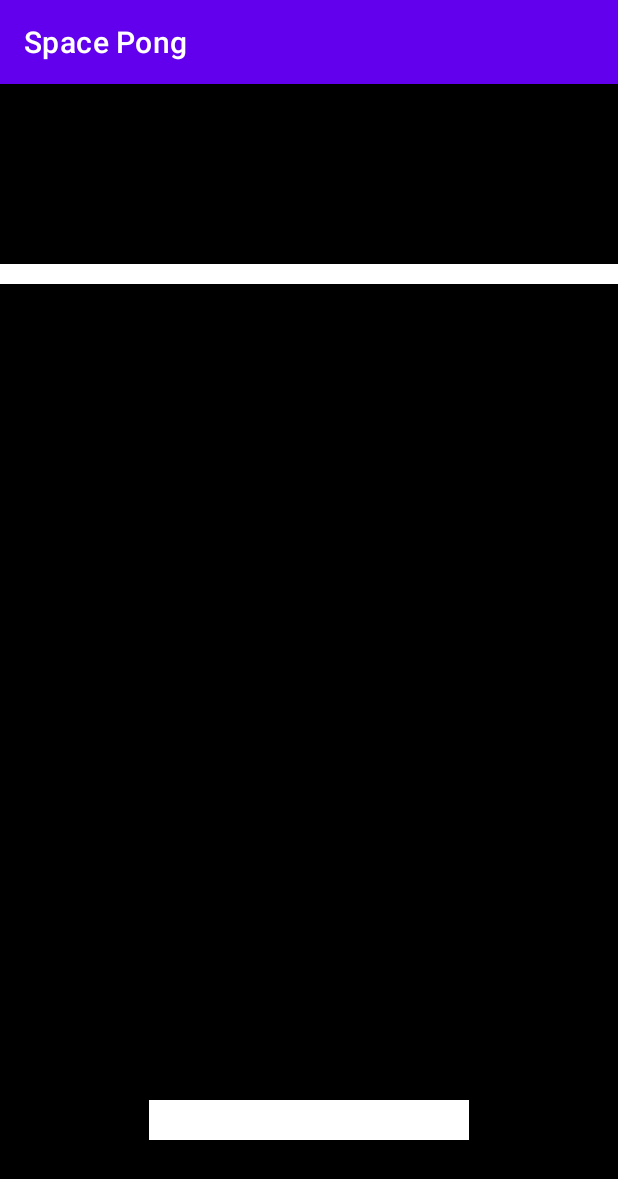
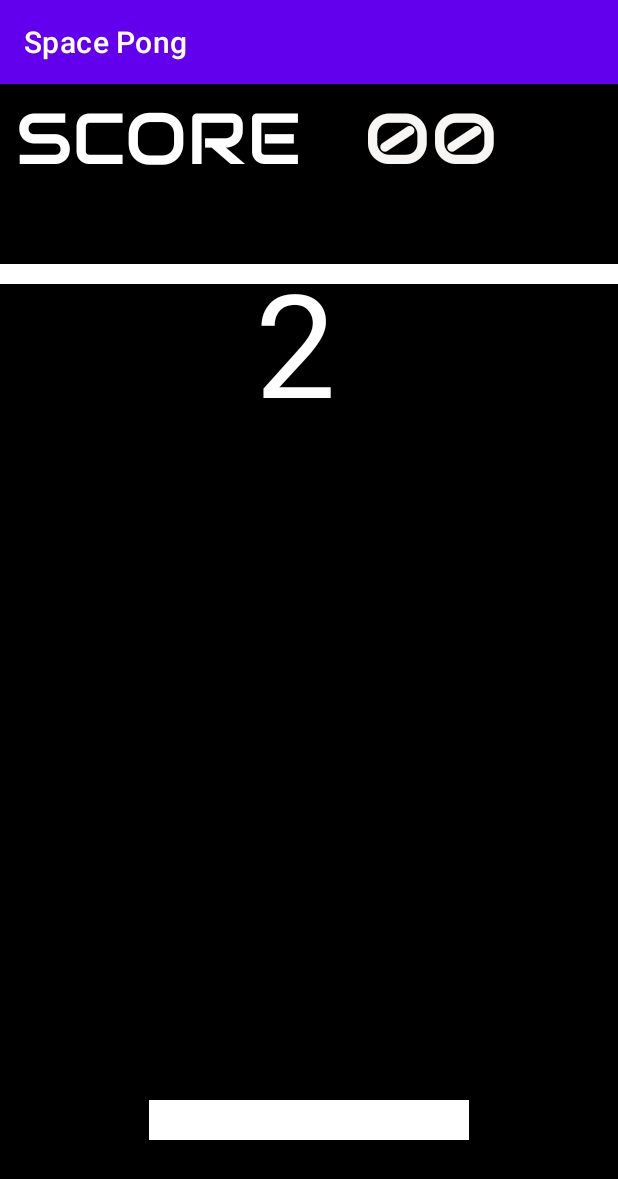
Before and after one commit to Mukundh-Srivathsan/Space_Pong, an Android app: the first screen one second after launch (MainActivity), on a phone screen of 412 x 824 dp. Shown: the top 1179 px of the screen. Run offline under Robolectric (Android 15) with nearby library versions, the phone set to English and light mode, and no system bars; Roboto replaces fonts that are not available here.

Commit message:
Basic Mode with score issue

```diff
--- a/app/src/main/java/com/example/spacepong/MainActivity.java
+++ b/app/src/main/java/com/example/spacepong/MainActivity.java
@@ -7,10 +7,13 @@ import android.os.CountDownTimer;
 import android.util.Log;
 import android.view.MotionEvent;
 import android.view.View;
+import android.widget.FrameLayout;
 import android.widget.RelativeLayout;
 import android.widget.TextView;
 
 import com.example.spacepong.views.CustomView;
+
+import java.util.Random;
 
 public class MainActivity extends AppCompatActivity {
 
@@ -18,12 +21,14 @@ public class MainActivity extends AppCompatActivity {
 
     CustomView customView;
 
-    RelativeLayout rL;
+    FrameLayout rL;
     TextView scoreTitle;
     TextView scoreNo;
     TextView timer;
 
     CountDownTimer starttimer;
+
+    int score;
 
     @Override
     protected void onCreate(Bundle savedInstanceState) {
@@ -31,14 +36,17 @@ public class MainActivity extends AppCompatActivity {
         setContentView(R.layout.activity_main);
         Log.d(TAG, "onCreate : MainActivity");
 
-        rL = (RelativeLayout) findViewById(R.id.layout);
+        score = 0;
+
+        rL = (FrameLayout) findViewById(R.id.layout);
         scoreTitle = (TextView) findViewById(R.id.scoreTitle);
         scoreNo = (TextView) findViewById(R.id.scoreNumber);
         timer = (TextView) findViewById(R.id.timer);
 
         scoreTitle.setVisibility(View.VISIBLE);
-        scoreTitle.setText("SCORE : ");
+        //scoreTitle.setText("SCORE : ");
         scoreNo.setVisibility(View.VISIBLE);
+        scoreNo.setText("00");
         timer.setVisibility(View.VISIBLE);
 
         customView = new CustomView(this);
@@ -64,25 +72,37 @@ public class MainActivity extends AppCompatActivity {
         rL.addView(customView);
     }
 
+    public void setScore() {
+        score += 2;
+        scoreNo.setText(("" + score));
+    }
+
     void startTimer() {
-         starttimer = new CountDownTimer(3000, 1000) {
+        starttimer = new CountDownTimer(3000, 1000) {
             @Override
             public void onTick(long millisUntilFinished) {
                 int seconds = (int) millisUntilFinished / 1000;
-                timer.setText((""+seconds));
+                timer.setText(("" + seconds));
             }
 
             @Override
             public void onFinish() {
                 customView.setSpeedY(20F);
-                customView.setSpeedX(20F);
+
+                double random = Math.random();
+
+                if (random > 0.50)
+                    customView.setSpeedX(20F);
+                else
+                    customView.setSpeedX(-20F);
+
+                timer.setVisibility(View.INVISIBLE);
                 stopTimer();
             }
         }.start();
     }
 
-    void stopTimer()
-    {
+    void stopTimer() {
         starttimer.cancel();
     }
 }
--- a/app/src/main/java/com/example/spacepong/views/CustomView.java
+++ b/app/src/main/java/com/example/spacepong/views/CustomView.java
@@ -11,6 +11,8 @@ import android.util.Log;
 import android.view.View;
 
 import androidx.annotation.Nullable;
+
+import com.example.spacepong.MainActivity;
 
 import java.util.Random;
 
@@ -27,7 +29,7 @@ public class CustomView extends View {
 
     CountDownTimer countDownTimer;
 
-    private final int  width = this.getResources().getDisplayMetrics().widthPixels;
+    private final int width = this.getResources().getDisplayMetrics().widthPixels;
     private final int height = this.getResources().getDisplayMetrics().heightPixels;
 
     private int currX = width / 2;
@@ -40,6 +42,8 @@ public class CustomView extends View {
     private float speedY = 0F;
 
     private long time = 10;
+    private int score = 0;
+    MainActivity mainActivity = new MainActivity();
 
 
     public CustomView(Context context) {
@@ -126,6 +130,8 @@ public class CustomView extends View {
 
     public void move() {
 
+        Canvas canvas = new Canvas();
+
         if ((ballY < (height - 100) && ((ballY > 200)) && (ballX < width) && (ballX > 0))) {
             ballY += speedY;
             ballX += speedX;
@@ -146,6 +152,7 @@ public class CustomView extends View {
         if (ballY < 200) {
             speedY *= -1.0;
             ballY += speedY;
+            mainActivity.setScore();
         }
         if (ballX <= 0 || ballX >= width) {
             speedX *= -1.0;
@@ -162,7 +169,7 @@ public class CustomView extends View {
 
     boolean hitsSlider() {
         if (ballX < slider.left && ballX > slider.right) {
-            return ballY >= height - 220;
+            return (ballY >= height - 220 && ballY <= height - 180);
         }
         return false;
     }
@@ -186,4 +193,5 @@ public class CustomView extends View {
     void stopCall() {
         countDownTimer.cancel();
     }
+
 }
--- a/app/src/main/res/layout/activity_main.xml
+++ b/app/src/main/res/layout/activity_main.xml
@@ -1,5 +1,5 @@
 <?xml version="1.0" encoding="utf-8"?>
-<RelativeLayout xmlns:android="http://schemas.android.com/apk/res/android"
+<FrameLayout xmlns:android="http://schemas.android.com/apk/res/android"
     android:id="@+id/layout"
     android:layout_width="match_parent"
     android:layout_height="match_parent"
@@ -13,28 +13,26 @@
         android:id="@+id/scoreTitle"
         android:layout_width="wrap_content"
         android:layout_height="wrap_content"
-        android:layout_alignParentStart="true"
-        android:layout_alignParentTop="true"
         android:layout_marginStart="10dp"
         android:layout_marginTop="5dp"
         android:fontFamily="@font/audiowide"
-        android:text="SCORE :"
+        android:text="SCORE"
         android:textAlignment="viewEnd"
         android:textAllCaps="true"
         android:textColor="#FFFFFF"
-        android:textSize="48sp" />
+        android:textSize="48sp"
+        android:elevation="30dp"/>
 
     <TextView
         android:id="@+id/scoreNumber"
         android:layout_width="wrap_content"
         android:layout_height="wrap_content"
-        android:layout_alignParentTop="true"
-        android:layout_alignParentEnd="true"
+        android:layout_gravity="top|right|right"
         android:layout_marginTop="5dp"
         android:layout_marginEnd="80dp"
+        android:elevation="30dp"
         android:fontFamily="@font/audiowide"
         android:text="00"
-        android:textAlignment="textEnd"
         android:textColor="#F8F5F5"
         android:textSize="48sp" />
 
@@ -42,8 +40,6 @@
         android:id="@+id/timer"
         android:layout_width="wrap_content"
         android:layout_height="wrap_content"
-        android:layout_alignParentStart="true"
-        android:layout_alignParentTop="true"
         android:layout_marginStart="170dp"
         android:layout_marginTop="107dp"
         android:fontFamily="@font/black_ops_one"
@@ -51,6 +47,7 @@
         android:textAlignment="center"
         android:textAllCaps="true"
         android:textColor="#FFFFFF"
-        android:textSize="96sp" />
+        android:textSize="96sp"
+        android:elevation="30dp"/>
 
-</RelativeLayout>
+</FrameLayout>
```
